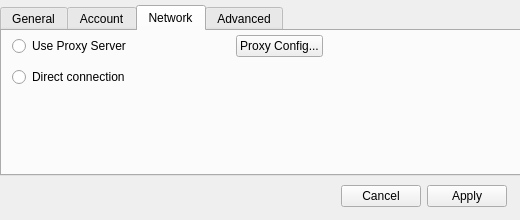
ramachandrang/nuxeo-drive, file nuxeo-drive-client/preferences2.ui: the form before one commit.
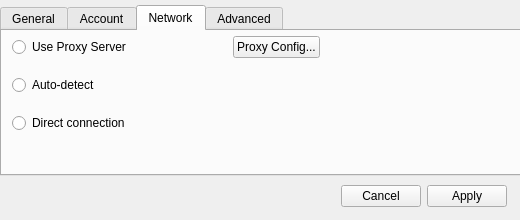
The form after the commit. The open tabs and pages were chosen to show the change. Icons and pictures are not drawn.

Commit message: updated QtDesigner for Preferences dialog

```diff
--- a/nuxeo-drive-client/preferences2.ui
+++ b/nuxeo-drive-client/preferences2.ui
@@ -246,18 +246,24 @@
     <attribute name="title">
      <string>Network</string>
     </attribute>
-    <widget class="QWidget" name="layoutWidget_2">
+    <widget class="QWidget" name="">
      <property name="geometry">
       <rect>
        <x>10</x>
        <y>0</y>
-       <width>311</width>
-       <height>62</height>
+       <width>308</width>
+       <height>110</height>
       </rect>
      </property>
      <layout class="QGridLayout" name="gridLayout_2">
       <item row="0" column="0">
        <widget class="QRadioButton" name="rbProxy">
+        <property name="minimumSize">
+         <size>
+          <width>0</width>
+          <height>32</height>
+         </size>
+        </property>
         <property name="text">
          <string>Use Proxy Server</string>
         </property>
@@ -270,8 +276,8 @@
         </property>
         <property name="sizeHint" stdset="0">
          <size>
-          <width>278</width>
-          <height>20</height>
+          <width>18</width>
+          <height>17</height>
          </size>
         </property>
        </spacer>
@@ -284,21 +290,40 @@
        </widget>
       </item>
       <item row="1" column="0">
+       <widget class="QRadioButton" name="rbAutodetect">
+        <property name="minimumSize">
+         <size>
+          <width>0</width>
+          <height>32</height>
+         </size>
+        </property>
+        <property name="text">
+         <string>Auto-detect</string>
+        </property>
+       </widget>
+      </item>
+      <item row="2" column="0">
        <widget class="QRadioButton" name="rbDirect">
+        <property name="minimumSize">
+         <size>
+          <width>0</width>
+          <height>32</height>
+         </size>
+        </property>
         <property name="text">
          <string>Direct connection</string>
         </property>
        </widget>
       </item>
-      <item row="1" column="1" colspan="2">
+      <item row="2" column="1" colspan="2">
        <spacer name="horizontalSpacer_2">
         <property name="orientation">
          <enum>Qt::Horizontal</enum>
         </property>
         <property name="sizeHint" stdset="0">
          <size>
-          <width>398</width>
-          <height>20</height>
+          <width>156</width>
+          <height>17</height>
          </size>
         </property>
        </spacer>
@@ -450,7 +475,7 @@
     </widget>
    </widget>
   </widget>
-  <widget class="QWidget" name="">
+  <widget class="QWidget" name="layoutWidget">
    <property name="geometry">
     <rect>
      <x>6</x>
```
Left out of the diff: 28 changed lines with no effect on the pictures.
